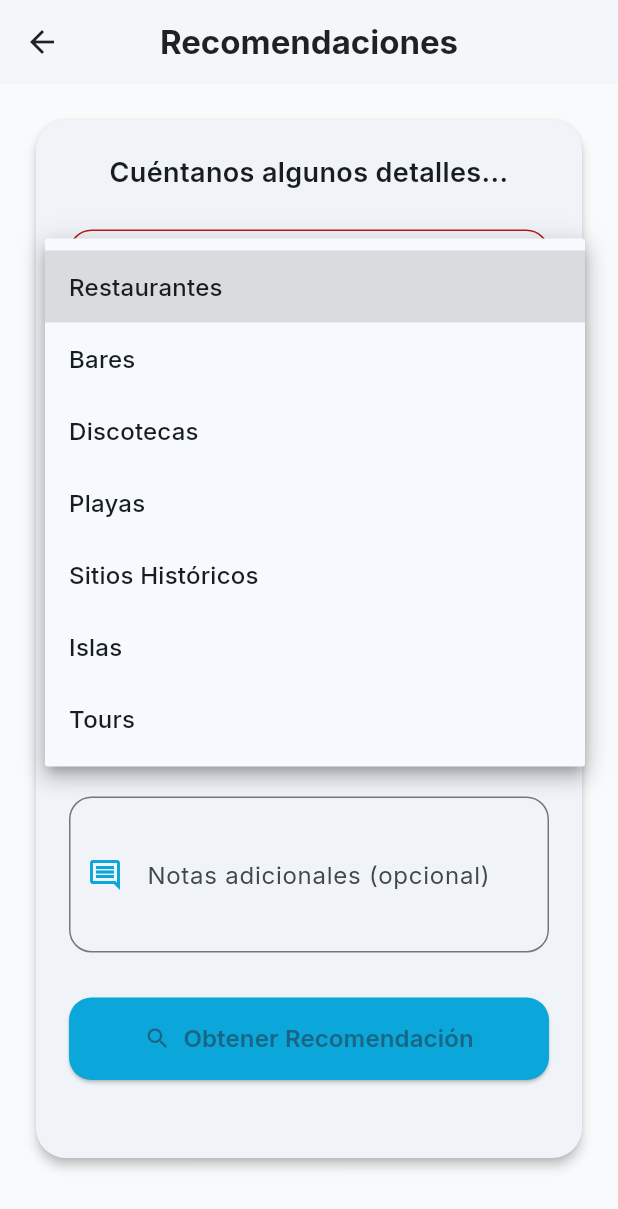
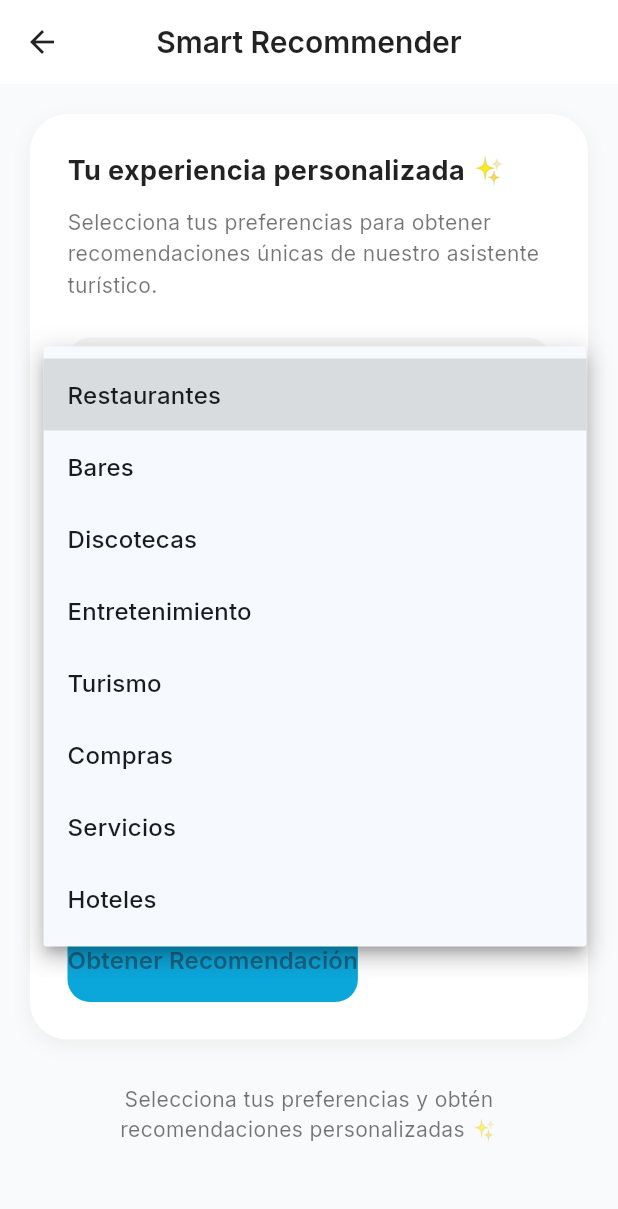
Before and after one commit to steventete/tourism-app-frontend, a Flutter app: the RecomendationsPage screen opened by its route, after a tap on "Obtener Recomendación", after a tap on "Tipo de lugar", on a phone screen of 412 x 824 dp. Shown: the top 1209 px of the screen. Run offline on Flutter 3.47's test engine with Material 3 defaults, Android fonts, the phone set to English and light mode, and no system bars; our stand-ins replace flutter_map, flutter_tts, font_awesome_flutter, geocoding, geolocator, google_fonts and 3 more; accounts and stored records are empty.

Commit message:
Refactor: mejora integración con API de recomendaciones y manejo de token JWT

```diff
--- /dev/null
+++ b/lib/models/place.dart
@@ -0,0 +1,25 @@
+class Place {
+  final String name;
+  final String description;
+  final String imageUrl;
+  final String category;
+  final String city;
+
+  Place({
+    required this.name,
+    required this.description,
+    required this.imageUrl,
+    required this.category,
+    required this.city,
+  });
+
+  factory Place.fromJson(Map<String, dynamic> json) {
+    return Place(
+      name: json['name'] ?? 'Sin nombre',
+      description: json['description'] ?? 'Sin descripción',
+      imageUrl: json['imageUrl'] ?? 'https://via.placeholder.com/300',
+      category: json['category'] ?? 'Sin categoría',
+      city: json['city'] ?? 'Desconocida',
+    );
+  }
+}
--- a/lib/screens/auth/login_screen.dart
+++ b/lib/screens/auth/login_screen.dart
@@ -2,6 +2,7 @@ import 'package:flutter/material.dart';
 import 'package:font_awesome_flutter/font_awesome_flutter.dart';
 import 'package:tourism_app/main.dart';
 import 'package:tourism_app/services/auth_service.dart';
+import 'package:tourism_app/utils/storage_service.dart';
 import 'register_screen.dart';
 
 class LoginScreen extends StatefulWidget {
@@ -41,6 +42,9 @@ class _LoginScreenState extends State<LoginScreen> {
 
       if (!mounted) return;
 
+      final token = await StorageService.getAccessToken();
+      debugPrint("🔐 Token guardado en SharedPreferences: $token");
+
       if (response["success"] == true) {
         Navigator.pushAndRemoveUntil(
           context,
@@ -76,7 +80,6 @@ class _LoginScreenState extends State<LoginScreen> {
   }
 
   Future<void> _loginWithGoogle() async {
-    // 🔹 Próximamente: integración con Google OAuth
     ScaffoldMessenger.of(context).showSnackBar(
       const SnackBar(
         content: Text("Inicio con Google en desarrollo"),
--- a/lib/screens/features/recomendations.dart
+++ b/lib/screens/features/recomendations.dart
@@ -1,5 +1,6 @@
 import 'package:flutter/material.dart';
-import 'dart:math';
+import '../../services/api_service.dart';
+import '../../models/place.dart';
 
 class RecomendationsPage extends StatefulWidget {
   const RecomendationsPage({super.key});
@@ -14,21 +15,21 @@ class _RecomendationsPageState extends State<RecomendationsPage> {
   String? selectedBudget;
   String? selectedGroupSize;
   String? selectedTime;
-  final TextEditingController notesController = TextEditingController();
-
-  String? recommendation;
-
+  bool isLoading = false;
+  List<Place> recommendations = [];
 
   final Color primaryColor = const Color(0xFF0ba6da);
+  final Color backgroundColor = const Color(0xFFF8FAFB);
 
   final List<String> categories = [
     "Restaurantes",
     "Bares",
     "Discotecas",
-    "Playas",
-    "Sitios Históricos",
-    "Islas",
-    "Tours",
+    "Entretenimiento",
+    "Turismo",
+    "Compras",
+    "Servicios",
+    "Hoteles",
   ];
 
   final List<String> budgets = [
@@ -51,90 +52,132 @@ class _RecomendationsPageState extends State<RecomendationsPage> {
     "Todo el día",
   ];
 
-  void _submitForm() {
-    if (_formKey.currentState!.validate()) {
-      setState(() {
-        recommendation = _generateRecommendation();
-      });
-
-      ScaffoldMessenger.of(context).showSnackBar(
-        const SnackBar(content: Text('Generando recomendación...')),
-      );
+  String _mapCategory(String? cat) {
+    if (cat == null) return "restaurants";
+    switch (cat.toLowerCase()) {
+      case "bares":
+        return "bars";
+      case "restaurantes":
+        return "restaurants";
+      case "discotecas":
+        return "nightclubs";
+      case "entretenimiento":
+        return "entertainment";
+      case "turismo":
+        return "tourism";
+      case "compras":
+        return "shopping";
+      case "servicios":
+        return "services";
+      case "hoteles":
+        return "hotels";
+      default:
+        return "restaurants";
     }
   }
 
-  String _generateRecommendation() {
-    final random = Random();
+  Future<void> _submitForm() async {
+    if (!_formKey.currentState!.validate()) return;
 
-    final lugares = {
-      "Restaurantes": [
-        "🍤 *La Cevichería* — ideal para probar mariscos frescos en el corazón de Cartagena.",
-        "🍽️ *El Muelle* — en Coveñas, con vista al mar y ambiente tranquilo.",
-      ],
-      "Bares": [
-        "🍸 *Alquímico* — uno de los bares más famosos de Cartagena, con cocteles únicos.",
-        "🍹 *El Mirador Gastro Bar* — vistas espectaculares al atardecer.",
-      ],
-      "Discotecas": [
-        "🎶 *La Movida* — perfecta para bailar y disfrutar de buena música latina.",
-        "💃 *Fragma Club* — ambiente moderno en la zona amurallada.",
-      ],
-      "Playas": [
-        "🏖️ *Playa Blanca* — aguas cristalinas y ambiente relajado.",
-        "🌊 *Primera Ensenada* — la joya de Coveñas, ideal para pasar el día.",
-      ],
-      "Sitios Históricos": [
-        "🏰 *Castillo San Felipe de Barajas* — historia y vistas increíbles.",
-        "🧱 *Ciudad Amurallada* — perfecta para recorrer a pie y tomar fotos.",
-      ],
-      "Islas": [
-        "🏝️ *Islas del Rosario* — aguas turquesas y snorkel impresionante.",
-        "🌅 *Isla Múcura* — una de las más hermosas del Caribe.",
-      ],
-      "Tours": [
-        "🌋 *Tour por el Volcán del Totumo* — experiencia natural única.",
-        "🚤 *Tour en lancha por las islas desde Coveñas.*",
-      ],
-    };
+    setState(() {
+      isLoading = true;
+      recommendations.clear();
+    });
 
-    final posibles = lugares[selectedCategory] ?? ["Explora libremente 😄"];
-    return posibles[random.nextInt(posibles.length)];
+    try {
+      final data = await ApiService.searchPlaces(
+        category: _mapCategory(selectedCategory), // 👈 aquí se hace el mapeo correcto
+        budget: selectedBudget,
+        groupSize: selectedGroupSize,
+        time: selectedTime,
+      );
+
+      final places = data.map<Place>((json) => Place.fromJson(json)).toList();
+
+      setState(() {
+        recommendations = places;
+      });
+    } catch (e) {
+      ScaffoldMessenger.of(context).showSnackBar(
+        SnackBar(content: Text("Error al obtener recomendaciones: $e")),
+      );
+    } finally {
+      setState(() => isLoading = false);
+    }
   }
 
   @override
   Widget build(BuildContext context) {
     return Scaffold(
-      backgroundColor: const Color(0xFFF8FAFB),
+      backgroundColor: backgroundColor,
       appBar: AppBar(
+        elevation: 0,
+        backgroundColor: Colors.white,
         title: const Text(
-          "Recomendaciones",
-          style: TextStyle(fontWeight: FontWeight.bold),
+          "Smart Recommender",
+          style: TextStyle(
+            color: Colors.black87,
+            fontWeight: FontWeight.w600,
+            fontSize: 20,
+          ),
         ),
         centerTitle: true,
-        backgroundColor: Colors.white,
-        foregroundColor: Colors.black87,
-        elevation: 1,
+        iconTheme: const IconThemeData(color: Colors.black87),
       ),
       body: SingleChildScrollView(
         padding: const EdgeInsets.all(20),
-        child: Card(
-          shape: RoundedRectangleBorder(borderRadius: BorderRadius.circular(20)),
-          elevation: 3,
-          child: Padding(
-            padding: const EdgeInsets.all(22),
+        child: Column(
+          children: [
+            _buildForm(),
+            const SizedBox(height: 30),
+            if (isLoading)
+              const CircularProgressIndicator()
+            else if (recommendations.isNotEmpty)
+              _buildRecommendationsList()
+            else
+              const Text(
+                "Selecciona tus preferencias y obtén recomendaciones personalizadas ✨",
+                textAlign: TextAlign.center,
+                style: TextStyle(color: Colors.black54),
+              ),
+          ],
+        ),
+      ),
+    );
+  }
+
+  Widget _buildForm() {
+    return Container(
+      width: double.infinity,
+      padding: const EdgeInsets.all(25),
+      decoration: BoxDecoration(
+        color: Colors.white,
+        borderRadius: BorderRadius.circular(25),
+        boxShadow: [
+          BoxShadow(
+            color: Colors.grey.shade200,
+            blurRadius: 10,
+            offset: const Offset(0, 4),
+          ),
+        ],
+      ),
       child: Form(
         key: _formKey,
         child: Column(
-                crossAxisAlignment: CrossAxisAlignment.stretch,
+          crossAxisAlignment: CrossAxisAlignment.start,
           children: [
             const Text(
-                    "Cuéntanos algunos detalles...",
+              "Tu experiencia personalizada ✨",
               style: TextStyle(
                 fontSize: 18,
-                      fontWeight: FontWeight.w600,
-                      fontFamily: 'Inter',
+                fontWeight: FontWeight.bold,
+                color: Colors.black87,
               ),
-                    textAlign: TextAlign.center,
+            ),
+            const SizedBox(height: 10),
+            const Text(
+              "Selecciona tus preferencias para obtener recomendaciones únicas de nuestro asistente turístico.",
+              style: TextStyle(color: Colors.black54, height: 1.5),
             ),
             const SizedBox(height: 25),
 
@@ -148,7 +191,7 @@ class _RecomendationsPageState extends State<RecomendationsPage> {
             const SizedBox(height: 18),
 
             _buildDropdown(
-                    label: "Presupuesto aproximado",
+              label: "Presupuesto",
               icon: Icons.attach_money_rounded,
               value: selectedBudget,
               items: budgets,
@@ -172,75 +215,108 @@ class _RecomendationsPageState extends State<RecomendationsPage> {
               items: times,
               onChanged: (v) => setState(() => selectedTime = v),
             ),
-                  const SizedBox(height: 20),
-
-                  TextFormField(
-                    controller: notesController,
-                    decoration: InputDecoration(
-                      labelText: "Notas adicionales (opcional)",
-                      hintText: "Ej: quiero un lugar tranquilo frente al mar",
-                      prefixIcon: Icon(Icons.comment_outlined, color: primaryColor),
-                      border: OutlineInputBorder(
-                        borderRadius: BorderRadius.circular(15),
-                      ),
-                    ),
-                    maxLines: 3,
-                  ),
             const SizedBox(height: 30),
 
-                  ElevatedButton.icon(
+            ElevatedButton(
+              onPressed: isLoading ? null : _submitForm,
               style: ElevatedButton.styleFrom(
                 backgroundColor: primaryColor,
                 padding: const EdgeInsets.symmetric(vertical: 16),
-                      shape: RoundedRectangleBorder(borderRadius: BorderRadius.circular(15)),
+                shape: RoundedRectangleBorder(
+                  borderRadius: BorderRadius.circular(15),
                 ),
-                    onPressed: _submitForm,
-                    icon: const Icon(Icons.search_rounded),
-                    label: const Text(
+                elevation: 0,
+              ),
+              child: const Text(
                 "Obtener Recomendación",
                 style: TextStyle(
                   fontSize: 16,
                   fontWeight: FontWeight.w600,
-                        fontFamily: 'Inter',
-                      ),
-                    ),
-                  ),
-                  const SizedBox(height: 30),
-
-                  if (recommendation != null) ...[
-                    const Divider(),
-                    const SizedBox(height: 20),
-                    const Text(
-                      "✨ Te recomendamos:",
-                      style: TextStyle(
-                        fontSize: 18,
-                        fontWeight: FontWeight.w600,
-                        fontFamily: 'Inter',
-                      ),
-                    ),
-                    const SizedBox(height: 10),
-                    Container(
-                      padding: const EdgeInsets.all(15),
-                      decoration: BoxDecoration(
-                        color: primaryColor.withOpacity(0.1),
-                        borderRadius: BorderRadius.circular(15),
-                      ),
-                      child: Text(
-                        recommendation!,
-                        style: const TextStyle(
-                          fontSize: 16,
-                          height: 1.5,
-                          fontFamily: 'Inter',
                 ),
               ),
             ),
           ],
+        ),
+      ),
+    );
+  }
+
+  Widget _buildRecommendationsList() {
+    return Column(
+      crossAxisAlignment: CrossAxisAlignment.start,
+      children: recommendations.map((place) {
+        return Container(
+          margin: const EdgeInsets.only(bottom: 20),
+          padding: const EdgeInsets.all(15),
+          decoration: BoxDecoration(
+            color: Colors.white,
+            borderRadius: BorderRadius.circular(20),
+            boxShadow: [
+              BoxShadow(
+                color: Colors.grey.shade200,
+                blurRadius: 10,
+                offset: const Offset(0, 4),
+              ),
+            ],
+          ),
+          child: Row(
+            crossAxisAlignment: CrossAxisAlignment.start,
+            children: [
+              if (place.imageUrl != null && place.imageUrl!.isNotEmpty)
+                ClipRRect(
+                  borderRadius: BorderRadius.circular(12),
+                  child: Image.network(
+                    place.imageUrl!,
+                    width: 80,
+                    height: 80,
+                    fit: BoxFit.cover,
+                  ),
+                )
+              else
+                Container(
+                  width: 80,
+                  height: 80,
+                  decoration: BoxDecoration(
+                    color: Colors.grey.shade200,
+                    borderRadius: BorderRadius.circular(12),
+                  ),
+                  child: const Icon(Icons.image_not_supported_outlined),
+                ),
+              const SizedBox(width: 12),
+              Expanded(
+                child: Column(
+                  crossAxisAlignment: CrossAxisAlignment.start,
+                  children: [
+                    Text(
+                      place.name,
+                      style: const TextStyle(
+                        fontSize: 16,
+                        fontWeight: FontWeight.bold,
+                      ),
+                    ),
+                    const SizedBox(height: 4),
+                    Text(
+                      place.description,
+                      style: const TextStyle(
+                        color: Colors.black54,
+                        height: 1.4,
+                      ),
+                    ),
+                    const SizedBox(height: 6),
+                    Text(
+                      "📍 ${place.category ?? 'Sin categoría'}",
+                      style: TextStyle(
+                        color: primaryColor,
+                        fontWeight: FontWeight.w500,
+                      ),
+                    ),
                   ],
                 ),
               ),
+            ],
           ),
-        ),
-      ),
+        );
+      }).toList(),
     );
   }
 
@@ -255,10 +331,16 @@ class _RecomendationsPageState extends State<RecomendationsPage> {
       decoration: InputDecoration(
         labelText: label,
         prefixIcon: Icon(icon, color: primaryColor),
-        border: OutlineInputBorder(borderRadius: BorderRadius.circular(15)),
+        filled: true,
+        fillColor: Colors.grey.shade100,
+        border: OutlineInputBorder(
+          borderRadius: BorderRadius.circular(15),
+          borderSide: BorderSide.none,
+        ),
       ),
       value: value,
-      items: items.map((c) => DropdownMenuItem(value: c, child: Text(c))).toList(),
+      items:
+          items.map((c) => DropdownMenuItem(value: c, child: Text(c))).toList(),
       onChanged: onChanged,
       validator: (v) => v == null ? "Campo requerido" : null,
     );
--- a/lib/utils/api_routes.dart
+++ b/lib/utils/api_routes.dart
@@ -1,14 +1,14 @@
 class ApiRoutes {
-  // Base url
   static const String baseUrl = 'https://app-turismo.onrender.com/api';
 
-  // Auth
   static const String login = '$baseUrl/auth/login';
   static const String refreshToken = '$baseUrl/auth/refresh';
   static const String register = '$baseUrl/auth/register';
   static const String forgotPassword = '$baseUrl/auth/forgot-password';
   static const String resetPassword = '$baseUrl/auth/reset-password';
 
-  // OAuth
   static const String googleMobile = '$baseUrl/auth/google/mobile';
+
+  static const String getAllPlaces = '$baseUrl/places';
+  static const String searchPlaces = '$baseUrl/places/search';
 }
--- /dev/null
+++ b/lib/utils/constants.dart
@@ -0,0 +1 @@
+const String baseUrl = "https://app-turismo.onrender.com/api";
```
Also changed, not shown: lib/services/api_service.dart (added, +92 -0 lines), lib/services/auth_service.dart (+6 -4 lines), lib/utils/storage_service.dart (+12 -31 lines). Lines whose indentation alone changed are shown as unchanged.
